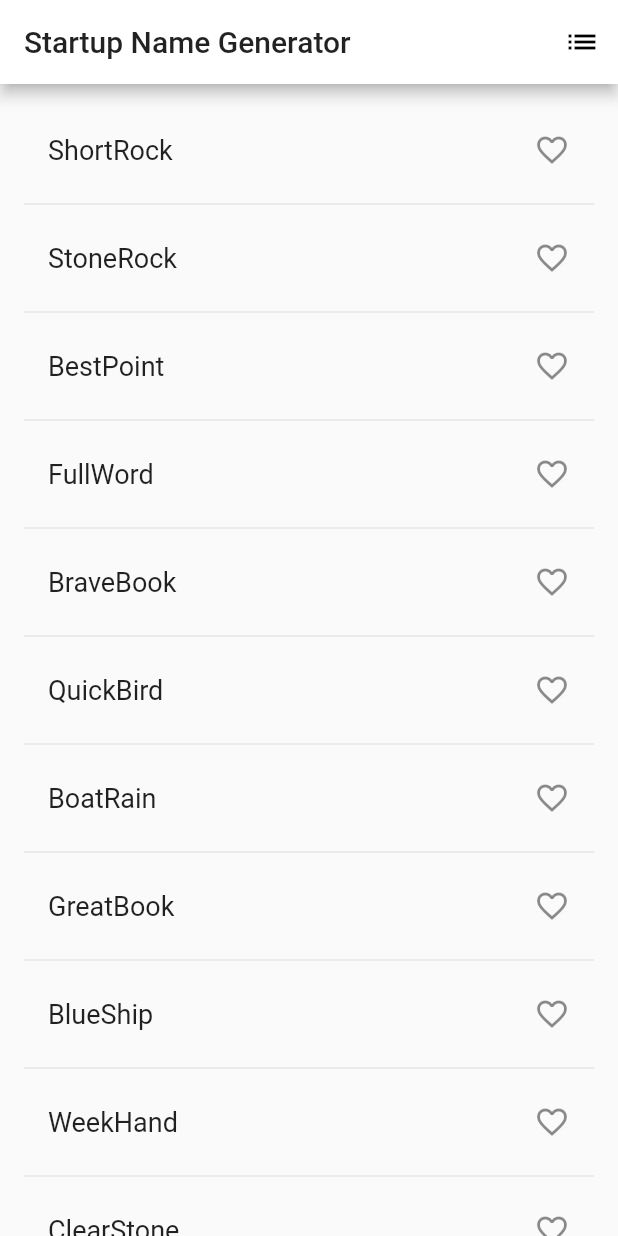
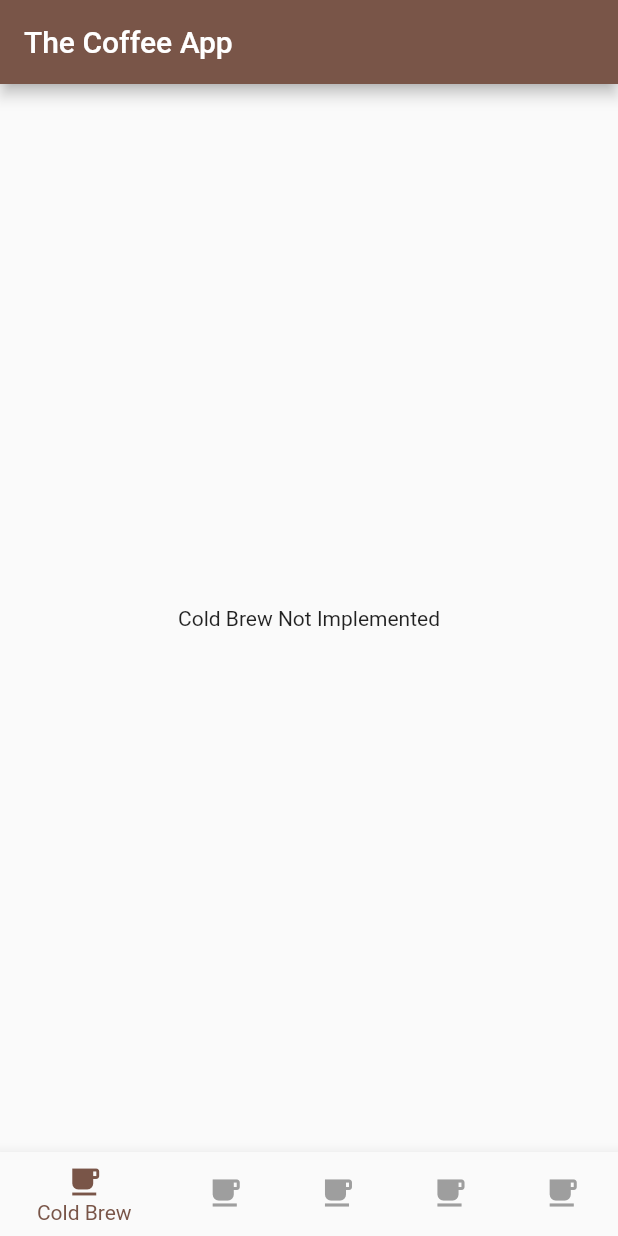
Before and after one commit to PScottZero/The-Coffee-App, a Flutter app: the screen it shows after launch, on a phone screen of 412 x 824 dp. Run offline on Flutter 3.47's test engine with Material 2 defaults, Android fonts, the phone set to English and light mode, and no system bars.

Commit message:
uploaded correct code lol

```diff
--- /dev/null
+++ b/lib/home.dart
@@ -0,0 +1,99 @@
+import 'package:flutter/material.dart';
+import 'package:thecoffeeapp/brewing.dart';
+
+class CoffeeHome extends StatefulWidget {
+  @override
+  _CoffeeHomeState createState() => _CoffeeHomeState();
+}
+
+class _CoffeeHomeState extends State<CoffeeHome> {
+  int _selectedIndex = 0;
+  PageController _pageController;
+  List<Widget> _widgetOptions;
+
+  @override
+  void initState() {
+    super.initState();
+    _selectedIndex = 0;
+    _pageController = PageController();
+    _widgetOptions = <Widget>[
+      Center(
+        child: Text('Cold Brew Not Implemented'),
+      ),
+      Center(
+        child: Text('Drip Brew Not Implemented'),
+      ),
+      Center(
+        child: Text('Espresso Not Implemented'),
+      ),
+      Center(
+        child: Text('French Press Not Implemented'),
+      ),
+      Center(
+        child: Text('Percolator Not Implemented'),
+      ),
+    ];
+  }
+
+  @override
+  void dispose() {
+    _pageController.dispose();
+    super.dispose();
+  }
+
+  @override
+  Widget build(BuildContext context) {
+    return Scaffold(
+      appBar: AppBar(
+        title: Text('The Coffee App'),
+      ),
+      body: SizedBox.expand(
+        child: PageView(
+          controller: _pageController,
+          onPageChanged: (index) {
+            setState(() => _selectedIndex = index);
+          },
+          children: _widgetOptions,
+        )
+      ),
+      bottomNavigationBar: BottomNavigationBar(
+        currentIndex: _selectedIndex,
+        type: BottomNavigationBarType.shifting,
+        selectedItemColor: Colors.brown,
+        unselectedItemColor: Colors.grey,
+        items: [
+          BottomNavigationBarItem(
+            icon: Icon(Icons.free_breakfast),
+            title: Text('Cold Brew'),
+          ),
+          BottomNavigationBarItem(
+            icon: Icon(Icons.free_breakfast),
+            title: Text('Drip Brew'),
+          ),
+          BottomNavigationBarItem(
+            icon: Icon(Icons.free_breakfast),
+            title: Text('Espresso'),
+          ),
+          BottomNavigationBarItem(
+            icon: Icon(Icons.free_breakfast),
+            title: Text('French Press'),
+          ),
+          BottomNavigationBarItem(
+            icon: Icon(Icons.free_breakfast),
+            title: Text('Percolator'),
+          ),
+        ],
+        onTap: (index) {
+          setState(() {
+            _selectedIndex = index;
+            _pageController.animateToPage(
+                index,
+                duration: Duration(milliseconds: 200),
+                curve: Curves.easeOut
+            );
+          });
+        },
+      ),
+    );
+  }
+}
--- a/lib/main.dart
+++ b/lib/main.dart
@@ -1,112 +1,20 @@
-// Copyright 2018 The Flutter team. All rights reserved.
-// Use of this source code is governed by a BSD-style license that can be
-// found in the LICENSE file.
+import 'package:flutter/material.dart';
+import 'package:thecoffeeapp/home.dart';
 
-import 'package:flutter/material.dart';
-import 'package:english_words/english_words.dart';
+void main() {
+  runApp(TheCoffeeApp());
+}
 
-void main() => runApp(MyApp());
-
-class MyApp extends StatelessWidget {
+class TheCoffeeApp extends StatelessWidget {
   @override
   Widget build(BuildContext context) {
     return MaterialApp(
-      title: 'Startup Name Generator',
+      title: 'The Coffee App',
       theme: ThemeData(
-        primaryColor: Colors.white,
+        primaryColor: Colors.brown,
+        visualDensity: VisualDensity.adaptivePlatformDensity,
       ),
-      home: RandomWords(),
+      home: CoffeeHome(),
     );
   }
 }
-
-class RandomWords extends StatefulWidget {
-  @override
-  _RandomWordsState createState() => _RandomWordsState();
-}
-
-class _RandomWordsState extends State<RandomWords> {
-  final _suggestions = <WordPair>[];
-  final _saved = <WordPair>[];
-  final _biggerFont = TextStyle(fontSize: 18.0);
-
-  @override
-  Widget build(BuildContext context) {
-    return Scaffold(
-      appBar: AppBar(
-        title: Text('Startup Name Generator'),
-        actions: [
-          IconButton(icon: Icon(Icons.list), onPressed: _pushSaved),
-        ],
-      ),
-      body: _buildSuggestions(),
-    );
-  }
-
-  Widget _buildSuggestions() {
-    return ListView.builder(
-        padding: EdgeInsets.all(16.0),
-        itemBuilder: (context, i) {
-          if (i.isOdd) return Divider();
-
-          final index = i ~/ 2;
-          if (index >= _suggestions.length) {
-            _suggestions.addAll(generateWordPairs().take(10));
-          }
-          return _buildRow(_suggestions[index]);
-        });
-  }
-
-  Widget _buildRow(WordPair pair) {
-    final alreadySaved = _saved.contains(pair);
-    return ListTile(
-      title: Text(
-        pair.asPascalCase,
-        style: _biggerFont,
-      ),
-      trailing: Icon(
-        alreadySaved ? Icons.favorite : Icons.favorite_border,
-        color: alreadySaved ? Colors.red : null,
-      ),
-      onTap: () {
-        setState(() {
-          if (alreadySaved) {
-            _saved.remove(pair);
-          } else {
-            _saved.add(pair);
-          }
-        });
-      },
-    );
-  }
-
-  void _pushSaved() {
-    Navigator.of(context).push(
-      MaterialPageRoute<void>(
-        builder: (BuildContext context) {
-          final tiles = _saved.map(
-              (WordPair pair) {
-                return ListTile(
-                  title: Text(
-                    pair.asPascalCase,
-                    style: _biggerFont,
-                  ),
-                );
-              },
-          );
-          final divided = ListTile.divideTiles(
-            context: context,
-            tiles: tiles,
-          ).toList();
-
-          return Scaffold(
-            appBar: AppBar(
-              title: Text('Saved Suggestions'),
-            ),
-            body: ListView(children: divided),
-          );
-        },
-      ),
-    );
-  }
-}
--- a/pubspec.yaml
+++ b/pubspec.yaml
@@ -1,4 +1,4 @@
-name: flutterapp
+name: thecoffeeapp
 description: A new Flutter application.
 
 # The following line prevents the package from being accidentally published to
@@ -23,7 +23,6 @@ environment:
 dependencies:
   flutter:
     sdk: flutter
-  english_words: ^3.1.5
 
 
   # The following adds the Cupertino Icons font to your application.
```
Also changed, not shown: lib/brewing.dart (added, +23 -0 lines), pubspec.lock, 10 other files.
